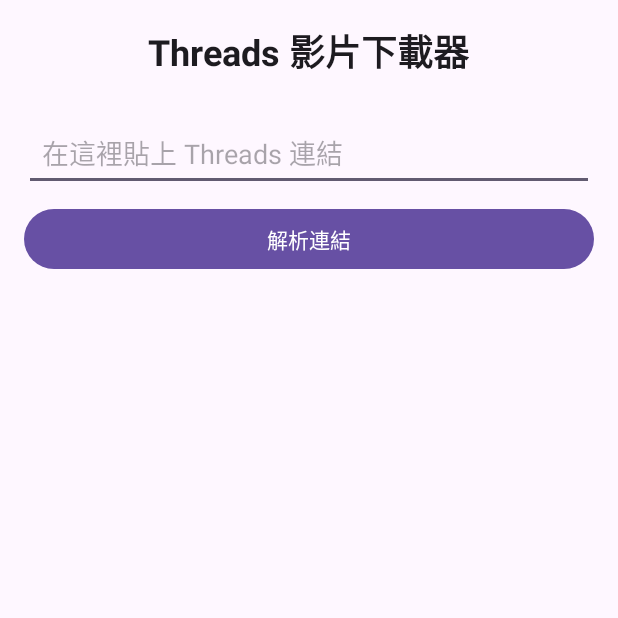
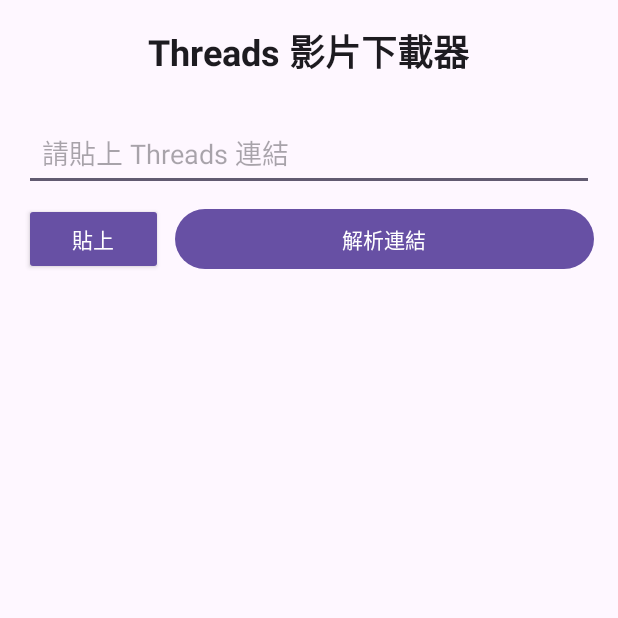
Before and after one commit to YenHsinCHEN/ThreadsDL-Android-App, an Android app: the screen it shows after launch (MainActivity), on a phone screen of 412 x 824 dp, the top half of it. Run offline under Robolectric (Android 15) with nearby library versions, the phone set to English and light mode, and no system bars.

Commit message:
feat(UX): 完成最終功能優化與穩定性修正
實現了多項核心功能與使用者體驗優化，專案達到一個穩定的里程碑。

主要更新：
- 新增「貼上」按鈕，簡化操作流程。
- 實作「最少等待 5 秒，最多 8 秒超時」的解析機制，提升用戶體驗並確保 App 不會卡死。
- 新增「防止重複下載」功能，已下載的項目縮圖與按鈕會變暗，並禁用點擊。
- 移除實驗性的影片時長功能，專注於核心功能的穩定性與速度。
- 更新 README 文件，完整記錄專案當前狀態、技術棧與未來待辦事項。

```diff
--- a/app/src/main/res/layout/activity_main.xml
+++ b/app/src/main/res/layout/activity_main.xml
@@ -1,14 +1,23 @@
 <?xml version="1.0" encoding="utf-8"?>
-<LinearLayout
+<androidx.constraintlayout.widget.ConstraintLayout
     xmlns:android="http://schemas.android.com/apk/res/android"
     xmlns:app="http://schemas.android.com/apk/res-auto"
     xmlns:tools="http://schemas.android.com/tools"
     android:layout_width="match_parent"
     android:layout_height="match_parent"
+    android:fitsSystemWindows="true"
+    tools:context=".MainActivity">
+
+    <LinearLayout
+        android:id="@+id/main_content"
+        android:layout_width="0dp"
+        android:layout_height="0dp"
         android:orientation="vertical"
         android:padding="16dp"
-    android:fitsSystemWindows="true"
-    tools:context=".MainActivity">
+        app:layout_constraintTop_toTopOf="parent"
+        app:layout_constraintBottom_toBottomOf="parent"
+        app:layout_constraintStart_toStartOf="parent"
+        app:layout_constraintEnd_toEndOf="parent">
 
         <TextView
             android:layout_width="wrap_content"
@@ -24,26 +33,33 @@
             android:id="@+id/etUrl"
             android:layout_width="match_parent"
             android:layout_height="wrap_content"
-        android:hint="在這裡貼上 Threads 連結"
+            android:hint="請貼上 Threads 連結"
             android:inputType="textUri"
-        android:padding="12dp"
-        />
+            android:padding="12dp" />
+
+        <LinearLayout
+            android:layout_width="match_parent"
+            android:layout_height="wrap_content"
+            android:orientation="horizontal"
+            android:layout_marginTop="8dp">
+
+            <Button
+                android:id="@+id/btnPaste"
+                android:layout_width="0dp"
+                android:layout_height="wrap_content"
+                android:layout_weight="1"
+                android:text="貼上"
+                style="?android:attr/buttonStyleSmall"
+                android:layout_marginEnd="4dp"/>
 
             <Button
                 android:id="@+id/btnParse"
-        android:layout_width="match_parent"
+                android:layout_width="0dp"
                 android:layout_height="wrap_content"
-        android:layout_marginTop="8dp"
-        android:text="解析連結"/>
-
-    <ProgressBar
-        android:id="@+id/progressBar"
-        android:layout_width="wrap_content"
-        android:layout_height="wrap_content"
-        android:layout_gravity="center"
-        android:layout_marginTop="16dp"
-        android:visibility="gone"
-        tools:visibility="visible"/>
+                android:layout_weight="3"
+                android:text="解析連結"
+                android:layout_marginStart="4dp"/>
+        </LinearLayout>
 
         <!-- 資訊區塊，預設隱藏 -->
         <LinearLayout
@@ -61,13 +77,11 @@
                 android:layout_height="wrap_content"
                 android:orientation="horizontal"
                 android:gravity="center_vertical">
-
                 <ImageView
                     android:id="@+id/ivAuthorProfile"
                     android:layout_width="40dp"
                     android:layout_height="40dp"
                     tools:srcCompat="@tools:sample/avatars" />
-
                 <TextView
                     android:id="@+id/tvAuthorUsername"
                     android:layout_width="wrap_content"
@@ -90,7 +104,7 @@
                 android:textColor="?android:attr/textColorSecondary"
                 tools:text="這裡是影片的描述文字..."/>
 
-        <!-- 內容類型提示 (新加入) -->
+            <!-- 內容類型提示 -->
             <TextView
                 android:id="@+id/tvPostTypeMessage"
                 android:layout_width="match_parent"
@@ -98,7 +112,7 @@
                 android:layout_marginTop="12dp"
                 android:gravity="center"
                 android:padding="16dp"
-            android:background="#33AAAAAA"
+                android:background="#1A000000"
                 android:text="這是一則圖片貼文，無法下載影片。"
                 android:textColor="?android:attr/textColorSecondary"
                 android:visibility="gone"
@@ -115,5 +129,42 @@
                 tools:listitem="@layout/item_video"/>
 
         </LinearLayout>
+    </LinearLayout>
 
+    <!-- 解析中覆蓋層 -->
+    <FrameLayout
+        android:id="@+id/loadingOverlay"
+        android:layout_width="0dp"
+        android:layout_height="0dp"
+        android:background="#80000000"
+        android:visibility="gone"
+        tools:visibility="visible"
+        android:clickable="true"
+        android:focusable="true"
+        app:layout_constraintTop_toTopOf="parent"
+        app:layout_constraintBottom_toBottomOf="parent"
+        app:layout_constraintStart_toStartOf="parent"
+        app:layout_constraintEnd_toEndOf="parent">
+
+        <LinearLayout
+            android:layout_width="wrap_content"
+            android:layout_height="wrap_content"
+            android:orientation="vertical"
+            android:layout_gravity="center"
+            android:gravity="center">
+
+            <ProgressBar
+                android:layout_width="wrap_content"
+                android:layout_height="wrap_content" />
+
+            <TextView
+                android:layout_width="wrap_content"
+                android:layout_height="wrap_content"
+                android:text="解析中，請稍候..."
+                android:textColor="@android:color/white"
+                android:textSize="16sp"
+                android:layout_marginTop="8dp"/>
         </LinearLayout>
+    </FrameLayout>
+
+</androidx.constraintlayout.widget.ConstraintLayout>
```
Also changed, not shown: app/src/main/java/com/example/threadsdl/MainActivity.kt (+146 -121 lines), 1 other file. Lines whose indentation alone changed are shown as unchanged.
